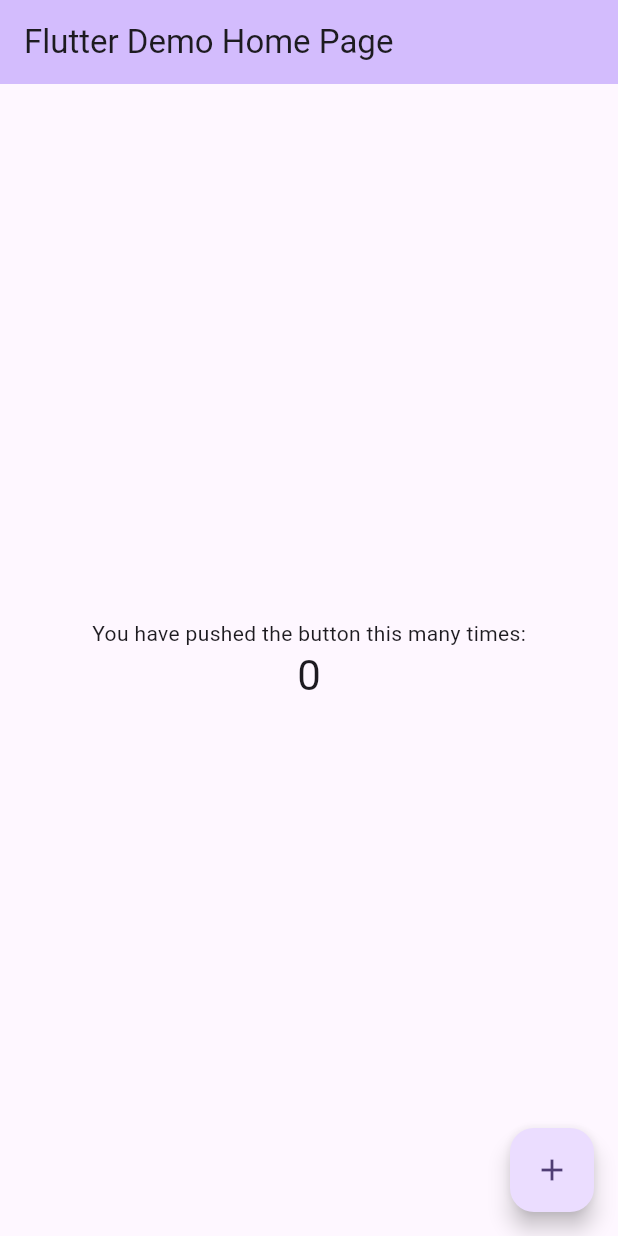
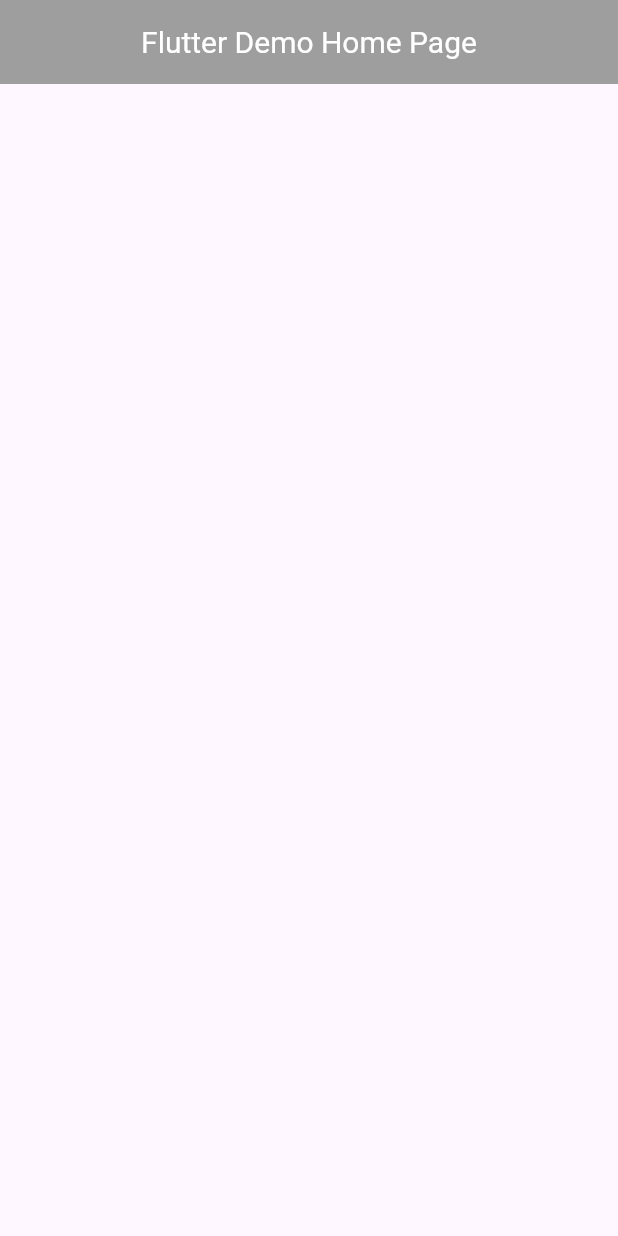
Before and after one commit to Cyonecoder/flutterRepractice, a Flutter app: the screen it shows after launch, on a phone screen of 412 x 824 dp. Run offline on Flutter 3.47's test engine with Material 3 defaults, Android fonts, the phone set to English and light mode, and no system bars.

Commit message:
finish first work

```diff
--- a/lib/main.dart
+++ b/lib/main.dart
@@ -9,28 +9,18 @@ class MyApp extends StatelessWidget {
 
   // This widget is the root of your application.
   @override
-  Widget build(BuildContext context) {
+  Widget build(BuildContext context) {ThemeData theme = ThemeData();
     return MaterialApp(
+
       title: 'Flutter Demo',
-      theme: ThemeData(
-        // This is the theme of your application.
-        //
-        // TRY THIS: Try running your application with "flutter run". You'll see
-        // the application has a purple toolbar. Then, without quitting the app,
-        // try changing the seedColor in the colorScheme below to Colors.green
-        // and then invoke "hot reload" (save your changes or press the "hot
-        // reload" button in a Flutter-supported IDE, or press "r" if you used
-        // the command line to start the app).
-        //
-        // Notice that the counter didn't reset back to zero; the application
-        // state is not lost during the reload. To reset the state, use hot
-        // restart instead.
-        //
-        // This works for code too, not just values: Most code changes can be
-        // tested with just a hot reload.
-        colorScheme: ColorScheme.fromSeed(seedColor: Colors.deepPurple),
-        useMaterial3: true,
-      ),
+      theme: theme.copyWith(
+      appBarTheme: AppBarTheme(centerTitle: true,backgroundColor: Colors.grey,titleTextStyle: TextStyle(color: Colors.white,fontSize: 20)),
+    colorScheme: ColorScheme.light(
+    primary: Colors.black87,
+    secondary: Colors.grey,
+
+
+    )),
       home: const MyHomePage(title: 'Flutter Demo Home Page'),
     );
   }
@@ -81,45 +71,19 @@ class _MyHomePageState extends State<MyHomePage> {
         // TRY THIS: Try changing the color here to a specific color (to
         // Colors.amber, perhaps?) and trigger a hot reload to see the AppBar
         // change color while the other colors stay the same.
-        backgroundColor: Theme.of(context).colorScheme.inversePrimary,
+
         // Here we take the value from the MyHomePage object that was created by
         // the App.build method, and use it to set our appbar title.
         title: Text(widget.title),
       ),
-      body: Center(
+      body:
         // Center is a layout widget. It takes a single child and positions it
         // in the middle of the parent.
-        child: Column(
-          // Column is also a layout widget. It takes a list of children and
-          // arranges them vertically. By default, it sizes itself to fit its
-          // children horizontally, and tries to be as tall as its parent.
-          //
-          // Column has various properties to control how it sizes itself and
-          // how it positions its children. Here we use mainAxisAlignment to
-          // center the children vertically; the main axis here is the vertical
-          // axis because Columns are vertical (the cross axis would be
-          // horizontal).
-          //
-          // TRY THIS: Invoke "debug painting" (choose the "Toggle Debug Paint"
-          // action in the IDE, or press "p" in the console), to see the
-          // wireframe for each widget.
-          mainAxisAlignment: MainAxisAlignment.center,
-          children: <Widget>[
-            const Text(
-              'You have pushed the button this many times:',
-            ),
-            Text(
-              '$_counter',
-              style: Theme.of(context).textTheme.headlineMedium,
-            ),
-          ],
-        ),
+         Container(
+
+
       ),
-      floatingActionButton: FloatingActionButton(
-        onPressed: _incrementCounter,
-        tooltip: 'Increment',
-        child: const Icon(Icons.add),
-      ), // This trailing comma makes auto-formatting nicer for build methods.
+     // This trailing comma makes auto-formatting nicer for build methods.
     );
   }
 }
```
